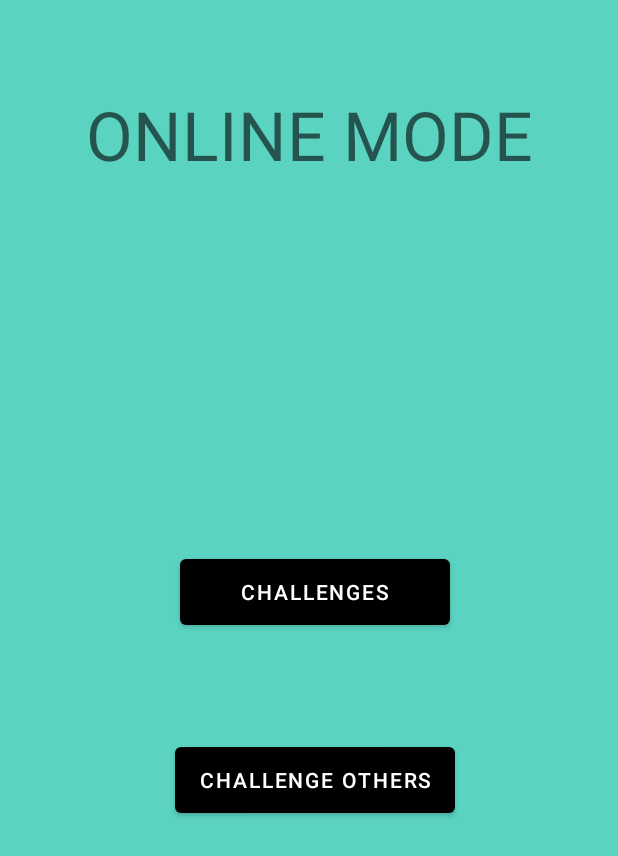
After one commit to cemcoma/OnlineAndroidRPS, an Android app: the rpsOnlineActivity screen opened directly, with no data from a screen before it, on a phone screen of 412 x 824 dp. The commit adds this screen. Shown: the top 856 px of the screen. Run offline under Robolectric (Android 15) with nearby library versions, the phone set to English and light mode, and no system bars.

Commit message:
changed the database from realtime to firestore, also aded online mode but not yet implemented

```diff
--- a/app/build.gradle
+++ b/app/build.gradle
@@ -33,7 +33,9 @@ dependencies {
     //firebase libs
     implementation platform('com.google.firebase:firebase-bom:31.5.0')
     implementation 'com.google.firebase:firebase-analytics'
-    implementation 'com.google.firebase:firebase-auth:21.0.3'
+    implementation 'com.google.firebase:firebase-auth:21.3.0'
+    implementation 'com.google.firebase:firebase-firestore:24.5.0'
+    implementation 'com.google.firebase:firebase-database:20.2.0'
 
     implementation 'androidx.appcompat:appcompat:1.6.1'
     implementation 'com.google.android.material:material:1.8.0'
--- a/app/src/main/AndroidManifest.xml
+++ b/app/src/main/AndroidManifest.xml
@@ -11,6 +11,9 @@
         android:supportsRtl="true"
         android:theme="@style/Theme.Rps"
         tools:targetApi="31">
+        <activity
+            android:name=".rpsOnlineActivity"
+            android:exported="false" />
         <activity
             android:name=".registerActivity"
             android:exported="false" />
--- a/app/src/main/java/com/cemcoma/rps/loginActivity.java
+++ b/app/src/main/java/com/cemcoma/rps/loginActivity.java
@@ -60,7 +60,7 @@ public class loginActivity extends AppCompatActivity implements View.OnClickList
                 public void onSuccess(AuthResult authResult) {
                     mUser = mAuth.getCurrentUser();
                     Intent intentToMenu= new Intent(loginActivity.this, menuActivity.class);
-                    intentToMenu.putExtra("user",mUser);
+                    intentToMenu.putExtra("userFirebase",mUser);
                     startActivity(intentToMenu);
                 }
             }).addOnFailureListener(this, new OnFailureListener() {
--- /dev/null
+++ b/app/src/main/java/com/cemcoma/rps/rpsOnlineActivity.java
@@ -0,0 +1,14 @@
+package com.cemcoma.rps;
+
+import androidx.appcompat.app.AppCompatActivity;
+
+import android.os.Bundle;
+
+public class rpsOnlineActivity extends AppCompatActivity {
+
+    @Override
+    protected void onCreate(Bundle savedInstanceState) {
+        super.onCreate(savedInstanceState);
+        setContentView(R.layout.activity_rps_online);
+    }
+}
--- /dev/null
+++ b/app/src/main/res/layout/activity_rps_online.xml
@@ -0,0 +1,55 @@
+<?xml version="1.0" encoding="utf-8"?>
+<androidx.constraintlayout.widget.ConstraintLayout xmlns:android="http://schemas.android.com/apk/res/android"
+    xmlns:app="http://schemas.android.com/apk/res-auto"
+    xmlns:tools="http://schemas.android.com/tools"
+    android:layout_width="match_parent"
+    android:layout_height="match_parent"
+    android:background="@color/background"
+    tools:context=".rpsOnlineActivity">
+
+    <Button
+        android:id="@+id/challengeViewerButton"
+        android:layout_width="180dp"
+        android:layout_height="56dp"
+        android:text="Challenges"
+        app:layout_constraintBottom_toBottomOf="parent"
+        app:layout_constraintEnd_toEndOf="parent"
+        app:layout_constraintHorizontal_bias="0.517"
+        app:layout_constraintStart_toStartOf="parent"
+        app:layout_constraintTop_toTopOf="parent"
+        app:layout_constraintVertical_bias="0.477" />
+
+    <Button
+        android:id="@+id/button3"
+        android:layout_width="wrap_content"
+        android:layout_height="56dp"
+        android:text="Challenge others"
+        app:layout_constraintBottom_toBottomOf="parent"
+        app:layout_constraintEnd_toEndOf="@+id/challengeViewerButton"
+        app:layout_constraintStart_toStartOf="@+id/challengeViewerButton"
+        app:layout_constraintTop_toTopOf="parent"
+        app:layout_constraintVertical_bias="0.641" />
+
+    <TextView
+        android:id="@+id/label1"
+        android:layout_width="wrap_content"
+        android:layout_height="wrap_content"
+        android:text="ONLINE MODE"
+        android:textAppearance="@style/TextAppearance.AppCompat.Display2"
+        app:layout_constraintBottom_toTopOf="@+id/challengeViewerButton"
+        app:layout_constraintEnd_toEndOf="parent"
+        app:layout_constraintHorizontal_bias="0.504"
+        app:layout_constraintStart_toStartOf="parent"
+        app:layout_constraintTop_toTopOf="parent"
+        app:layout_constraintVertical_bias="0.194" />
+
+    <TextView
+        android:id="@+id/eloViewer"
+        android:layout_width="wrap_content"
+        android:layout_height="wrap_content"
+        android:textSize="25sp"
+        app:layout_constraintBottom_toTopOf="@+id/challengeViewerButton"
+        app:layout_constraintEnd_toEndOf="parent"
+        app:layout_constraintStart_toStartOf="parent"
+        app:layout_constraintTop_toTopOf="@+id/label1" />
+</androidx.constraintlayout.widget.ConstraintLayout>
```
Also changed, not shown: app/src/main/java/com/cemcoma/rps/menuActivity.java (+38 -4 lines), app/src/main/java/com/cemcoma/rps/registerActivity.java (+25 -1 lines), app/src/main/java/com/cemcoma/rps/rpsActivity.java (+29 -6 lines), app/src/main/res/layout/activity_menu.xml (+14 -0 lines), app/src/main/res/layout/activity_register.xml (+6 -5 lines).
